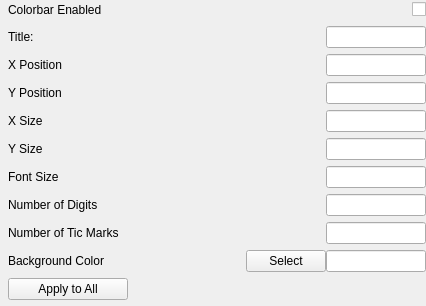
This is apps/vaporgui/ui/ColorbarWidgetGUI.ui in StasJ/vapor-formatted as Qt 5 draws it before an edit. The edited form follows.
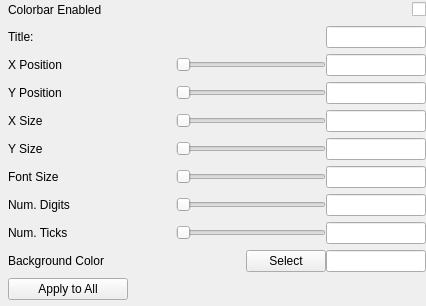
This is the edited form.

The edit to the form file:
```diff
--- a/apps/vaporgui/ui/ColorbarWidgetGUI.ui
+++ b/apps/vaporgui/ui/ColorbarWidgetGUI.ui
@@ -180,6 +180,19 @@
                  </property>
                 </spacer>
                </item>
+               <item>
+                <widget class="QSlider" name="xPosSlider">
+                 <property name="minimumSize">
+                  <size>
+                   <width>150</width>
+                   <height>0</height>
+                  </size>
+                 </property>
+                 <property name="orientation">
+                  <enum>Qt::Horizontal</enum>
+                 </property>
+                </widget>
+               </item>
                <item>
                 <widget class="QLineEdit" name="colorbarXposEdit">
                  <property name="maximumSize">
@@ -217,6 +230,19 @@
                  </property>
                 </spacer>
                </item>
+               <item>
+                <widget class="QSlider" name="yPosSlider">
+                 <property name="minimumSize">
+                  <size>
+                   <width>150</width>
+                   <height>0</height>
+                  </size>
+                 </property>
+                 <property name="orientation">
+                  <enum>Qt::Horizontal</enum>
+                 </property>
+                </widget>
+               </item>
                <item>
                 <widget class="QLineEdit" name="colorbarYposEdit">
                  <property name="maximumSize">
@@ -254,6 +280,19 @@
                  </property>
                 </spacer>
                </item>
+               <item>
+                <widget class="QSlider" name="xSizeSlider">
+                 <property name="minimumSize">
+                  <size>
+                   <width>150</width>
+                   <height>0</height>
+                  </size>
+                 </property>
+                 <property name="orientation">
+                  <enum>Qt::Horizontal</enum>
+                 </property>
+                </widget>
+               </item>
                <item>
                 <widget class="QLineEdit" name="colorbarXsizeEdit">
                  <property name="maximumSize">
@@ -291,6 +330,19 @@
                  </property>
                 </spacer>
                </item>
+               <item>
+                <widget class="QSlider" name="ySizeSlider">
+                 <property name="minimumSize">
+                  <size>
+                   <width>150</width>
+                   <height>0</height>
+                  </size>
+                 </property>
+                 <property name="orientation">
+                  <enum>Qt::Horizontal</enum>
+                 </property>
+                </widget>
+               </item>
                <item>
                 <widget class="QLineEdit" name="colorbarYsizeEdit">
                  <property name="maximumSize">
@@ -328,6 +380,19 @@
                  </property>
                 </spacer>
                </item>
+               <item>
+                <widget class="QSlider" name="fontSizeSlider">
+                 <property name="minimumSize">
+                  <size>
+                   <width>150</width>
+                   <height>0</height>
+                  </size>
+                 </property>
+                 <property name="orientation">
+                  <enum>Qt::Horizontal</enum>
+                 </property>
+                </widget>
+               </item>
                <item>
                 <widget class="QLineEdit" name="colorbarFontsizeEdit">
                  <property name="maximumSize">
@@ -348,7 +413,7 @@
                <item>
                 <widget class="QLabel" name="label_3">
                  <property name="text">
-                  <string>Number of Digits</string>
+                  <string>Num. Digits</string>
                  </property>
                 </widget>
                </item>
@@ -365,6 +430,19 @@
                  </property>
                 </spacer>
                </item>
+               <item>
+                <widget class="QSlider" name="numDigitsSlider">
+                 <property name="minimumSize">
+                  <size>
+                   <width>150</width>
+                   <height>0</height>
+                  </size>
+                 </property>
+                 <property name="orientation">
+                  <enum>Qt::Horizontal</enum>
+                 </property>
+                </widget>
+               </item>
                <item>
                 <widget class="QLineEdit" name="colorbarDigitsEdit">
                  <property name="maximumSize">
@@ -385,7 +463,7 @@
                <item>
                 <widget class="QLabel" name="label_8">
                  <property name="text">
-                  <string>Number of Tic Marks</string>
+                  <string>Num. Ticks</string>
                  </property>
                 </widget>
                </item>
@@ -402,6 +480,19 @@
                  </property>
                 </spacer>
                </item>
+               <item>
+                <widget class="QSlider" name="numTicksSlider">
+                 <property name="minimumSize">
+                  <size>
+                   <width>150</width>
+                   <height>0</height>
+                  </size>
+                 </property>
+                 <property name="orientation">
+                  <enum>Qt::Horizontal</enum>
+                 </property>
+                </widget>
+               </item>
                <item>
                 <widget class="QLineEdit" name="colorbarNumTicsEdit">
                  <property name="maximumSize">
```
